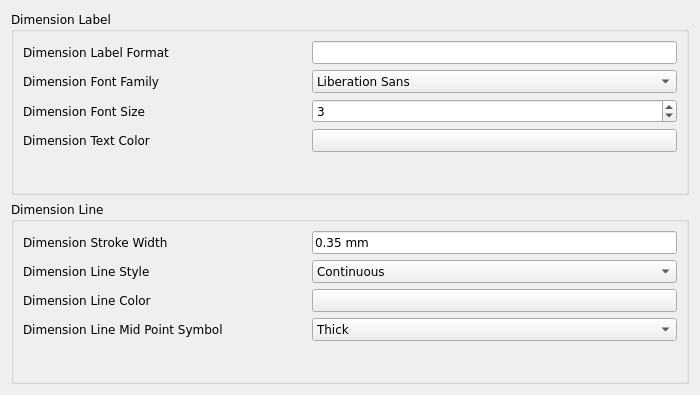
Old version of the form ReinforcementDrawing/ReinforcementDrawingDimensioning_Dimensions1.ui in the repository amrit3701/FreeCAD-Reinforcement.
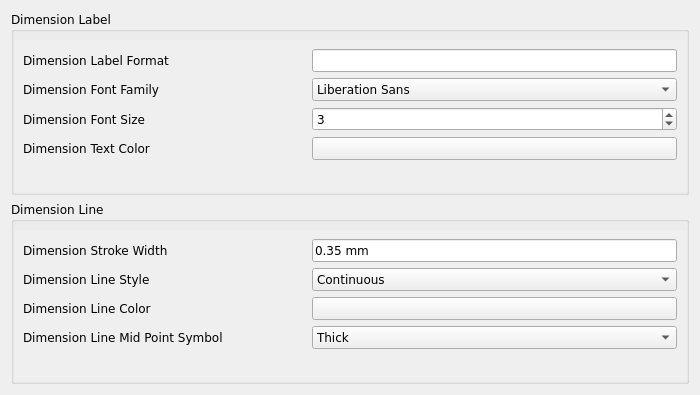
New version of the form. Custom widgets are drawn as their Qt base class.

What changed in the file:
```diff
--- a/ReinforcementDrawing/ReinforcementDrawingDimensioning_Dimensions1.ui
+++ b/ReinforcementDrawing/ReinforcementDrawingDimensioning_Dimensions1.ui
@@ -32,7 +32,7 @@
        <number>0</number>
       </property>
       <property name="topMargin">
-       <number>0</number>
+       <number>8</number>
       </property>
       <property name="rightMargin">
        <number>0</number>
@@ -168,7 +168,7 @@
        <number>0</number>
       </property>
       <property name="topMargin">
-       <number>0</number>
+       <number>8</number>
       </property>
       <property name="rightMargin">
        <number>0</number>
```
